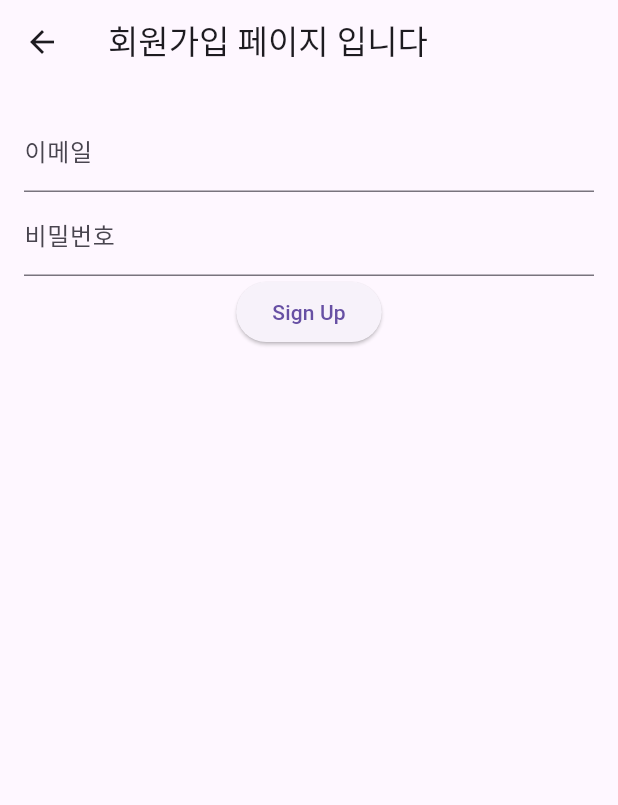
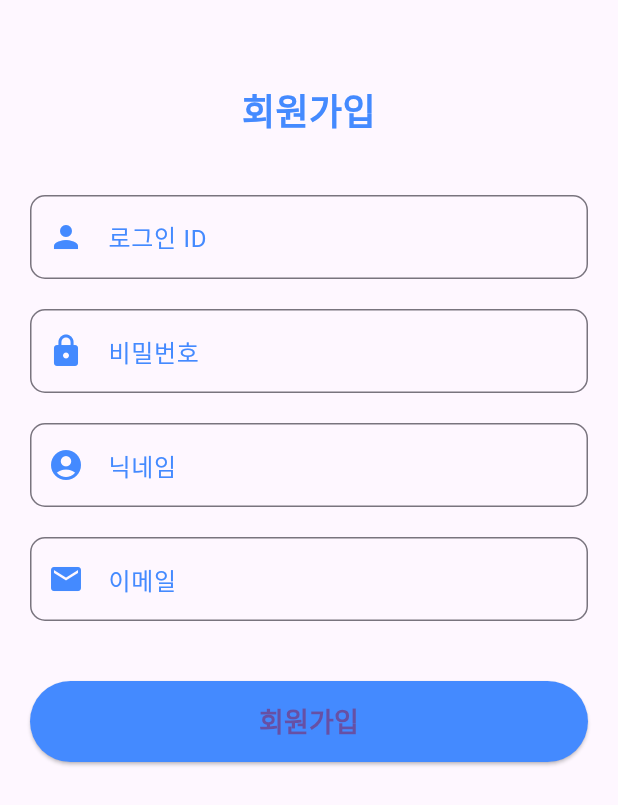
Before and after one commit to running-party/app, a Flutter app: the SignUpPage screen opened directly, on a phone screen of 412 x 824 dp. Shown: the top 805 px of the screen. Run offline on Flutter 3.47's test engine with Material 3 defaults, Android fonts, the light colour scheme and no system bars.

Commit message:
refactor: change directory

```diff
--- a/lib/domain/auth/signUp/sign_up_model.dart
+++ /dev/null
@@ -1,13 +0,0 @@
-class SignUpModel {
-  String email;
-  String password;
-
-  SignUpModel({required this.email, required this.password});
-
-  Map<String, dynamic> toJson() {
-    return {
-      'email': email,
-      'password': password,
-    };
-  }
-}
--- a/lib/domain/auth/signUp/sign_up_view.dart
+++ /dev/null
@@ -1,55 +0,0 @@
-import 'package:flutter/material.dart';
-import 'sign_up_model.dart';
-import 'sign_up_api.dart';
-
-class SignUpView extends StatefulWidget {
-  @override
-  _SignUpViewState createState() => _SignUpViewState();
-}
-
-class _SignUpViewState extends State<SignUpView> {
-  final TextEditingController _emailController = TextEditingController();
-  final TextEditingController _passwordController = TextEditingController();
-
-  void _signUp() async {
-    SignUpModel model = SignUpModel(
-      email: _emailController.text,
-      password: _passwordController.text,
-    );
-
-    bool success = await SignUpApi.signUp(model);
-    if (success) {
-      ScaffoldMessenger.of(context).showSnackBar(
-        SnackBar(content: Text('Sign up successful')),
-      );
-    } else {
-      ScaffoldMessenger.of(context).showSnackBar(
-        SnackBar(content: Text('Sign up failed')),
-      );
-    }
-  }
-
-  @override
-  Widget build(BuildContext context) {
-    return Padding(
-      padding: const EdgeInsets.all(16.0),
-      child: Column(
-        children: [
-          TextField(
-            controller: _emailController,
-            decoration: InputDecoration(labelText: '이메일'),
-          ),
-          TextField(
-            controller: _passwordController,
-            decoration: InputDecoration(labelText: '비밀번호'),
-            obscureText: true,
-          ),
-          ElevatedButton(
-            onPressed: _signUp,
-            child: Text('Sign Up'),
-          ),
-        ],
-      ),
-    );
-  }
-}
--- /dev/null
+++ b/lib/domain/user/dto/user_dto.dart
@@ -0,0 +1,54 @@
+class UserDto {
+  String? id; // 서버 응답용 (optional)
+  String loginId;
+  String password;
+  String nickname;
+  String email;
+  String? image; // 프로필 이미지 (optional)
+  String? role; // 사용자 역할 (optional)
+  String? kakaoId; // 카카오 로그인 ID (optional)
+  bool? isArchived; // 탈퇴 여부 (optional)
+
+  // 생성자
+  UserDto({
+    this.id,
+    required this.loginId,
+    required this.password,
+    required this.nickname,
+    required this.email,
+    this.image,
+    this.role,
+    this.kakaoId,
+    this.isArchived,
+  });
+
+  // JSON 데이터를 객체로 변환하는 메서드
+  factory UserDto.fromJson(Map<String, dynamic> json) {
+    return UserDto(
+      id: json['id'] as String?,
+      loginId: json['loginId'] as String,
+      password: json['password'] as String,
+      nickname: json['nickname'] as String,
+      email: json['email'] as String,
+      image: json['image'] as String?,
+      role: json['role'] as String?,
+      kakaoId: json['kakaoId'] as String?,
+      isArchived: json['isArchived'] as bool?,
+    );
+  }
+
+  // 객체를 JSON으로 변환하는 메서드
+  Map<String, dynamic> toJson() {
+    return {
+      'id': id,
+      'loginId': loginId,
+      'password': password,
+      'nickname': nickname,
+      'email': email,
+      'image': image,
+      'role': role,
+      'kakaoId': kakaoId,
+      'isArchived': isArchived,
+    };
+  }
+}
--- /dev/null
+++ b/lib/domain/user/signUp/sign_up_api.dart
@@ -0,0 +1,33 @@
+import 'package:http/http.dart' as http;
+import 'dart:convert';
+import '../dto/user_dto.dart';
+
+class SignUpApi {
+  final String _baseUrl = 'https://your-api-url.com';
+
+  Future<bool> signUpUser(UserDto userDto) async {
+    try {
+      // UserDto를 JSON으로 변환
+      final response = await http.post(
+        Uri.parse('$_baseUrl/signup'),
+        headers: <String, String>{
+          'Content-Type': 'application/json',
+        },
+        body: jsonEncode(userDto.toJson()),
+      );
+
+      // 상태 코드 확인
+      if (response.statusCode == 200) {
+        print("회원가입 성공: ${response.body}");
+        return true;
+      } else {
+        print("회원가입 실패: ${response.statusCode}, ${response.body}");
+        return false;
+      }
+    } catch (e) {
+      // 에러 처리 (네트워크 에러 등)
+      print("에러 발생: $e");
+      return false;
+    }
+  }
+}
--- /dev/null
+++ b/lib/domain/user/signUp/sign_up_model.dart
@@ -0,0 +1,49 @@
+import 'package:flutter/material.dart';
+import 'package:runningpartyapp/domain/user/signUp/sign_up_api.dart';
+import '../dto/user_dto.dart';
+
+class SignUpModel with ChangeNotifier {
+  final SignUpApi _api = SignUpApi(); // API와 통신
+
+  // 상태 관리 필드
+  bool _isLoading = false;
+  String _errorMessage = '';
+
+  bool get isLoading => _isLoading;
+  String get errorMessage => _errorMessage;
+
+  // 로딩 상태 관리
+  void _setLoading(bool value) {
+    _isLoading = value;
+    notifyListeners();
+  }
+
+  // 에러 메시지 초기화
+  void clearErrorMessage() {
+    _errorMessage = '';
+    notifyListeners();
+  }
+
+  // 회원가입 처리
+  Future<bool> signUp(String loginId, String password, String nickname, String email) async {
+    _setLoading(true);
+
+    UserDto userDto = UserDto(
+      loginId: loginId,
+      password: password,
+      nickname: nickname,
+      email: email,
+    );
+
+    bool success = await _api.signUpUser(userDto);
+
+    if (success) {
+      _setLoading(false);
+      return true;
+    } else {
+      _errorMessage = '회원가입에 실패했습니다.';
+      _setLoading(false);
+      return false;
+    }
+  }
+}
--- a/lib/domain/auth/signUp/sign_up_page.dart
+++ b/lib/domain/user/signUp/sign_up_page.dart
@@ -4,8 +4,10 @@ import 'sign_up_view.dart';
 class SignUpPage extends StatelessWidget {
   @override
   Widget build(BuildContext context) {
-    return Scaffold(
-      appBar: AppBar(title: Text('회원가입 페이지 입니다')),
+    return Scaffold(  // MaterialApp 대신 Scaffold 사용
+      appBar: AppBar(
+        //title: Text('Sign Up'),
+      ),
       body: SignUpView(),
     );
   }
--- /dev/null
+++ b/lib/domain/user/signUp/sign_up_view.dart
@@ -0,0 +1,141 @@
+import 'package:flutter/material.dart';
+import 'package:provider/provider.dart';
+import 'package:runningpartyapp/domain/user/signUp/sign_up_model.dart';
+
+class SignUpView extends StatefulWidget {
+  @override
+  _SignUpFormState createState() => _SignUpFormState();
+}
+
+class _SignUpFormState extends State<SignUpView> {
+  final _formKey = GlobalKey<FormState>();
+  final TextEditingController _loginIdController = TextEditingController();
+  final TextEditingController _passwordController = TextEditingController();
+  final TextEditingController _nicknameController = TextEditingController();
+  final TextEditingController _emailController = TextEditingController();
+
+  @override
+  Widget build(BuildContext context) {
+    final signUpModel = Provider.of<SignUpModel>(context);
+
+    return Padding(
+      padding: const EdgeInsets.symmetric(horizontal: 20.0),
+      child: Form(
+        key: _formKey,
+        child: ListView(
+          children: [
+            Text(
+              '회원가입',
+              style: TextStyle(
+                fontSize: 24,
+                fontWeight: FontWeight.bold,
+                color: Colors.blueAccent, // 스포티한 포인트 컬러
+              ),
+              textAlign: TextAlign.center,
+            ),
+            SizedBox(height: 30),
+            _buildTextField(
+              controller: _loginIdController,
+              label: '로그인 ID',
+              icon: Icons.person,
+              validator: (value) => value!.isEmpty ? '로그인 ID를 입력하세요' : null,
+            ),
+            _buildTextField(
+              controller: _passwordController,
+              label: '비밀번호',
+              icon: Icons.lock,
+              isPassword: true,
+              validator: (value) => value!.isEmpty ? '비밀번호를 입력하세요' : null,
+            ),
+            _buildTextField(
+              controller: _nicknameController,
+              label: '닉네임',
+              icon: Icons.account_circle,
+              validator: (value) => value!.isEmpty ? '닉네임을 입력하세요' : null,
+            ),
+            _buildTextField(
+              controller: _emailController,
+              label: '이메일',
+              icon: Icons.email,
+              validator: (value) => value!.isEmpty ? '이메일을 입력하세요' : null,
+            ),
+            SizedBox(height: 30),
+            if (signUpModel.isLoading)
+              Center(child: CircularProgressIndicator())
+            else
+              ElevatedButton(
+                onPressed: () {
+                  if (_formKey.currentState!.validate()) {
+                    signUpModel.signUp(
+                      _loginIdController.text,
+                      _passwordController.text,
+                      _nicknameController.text,
+                      _emailController.text,
+                    );
+                  }
+                },
+                style: ElevatedButton.styleFrom(
+                  padding: EdgeInsets.symmetric(vertical: 14),
+                  backgroundColor: Colors.blueAccent, // 스포티한 포인트 컬러
+                  shape: RoundedRectangleBorder(
+                    borderRadius: BorderRadius.circular(30),
+                  ),
+                ),
+                child: Text(
+                  '회원가입',
+                  style: TextStyle(fontSize: 18, fontWeight: FontWeight.bold),
+                ),
+              ),
+            if (signUpModel.errorMessage.isNotEmpty)
+              Padding(
+                padding: const EdgeInsets.only(top: 10),
+                child: Text(
+                  signUpModel.errorMessage,
+                  style: TextStyle(color: Colors.red),
+                ),
+              ),
+          ],
+        ),
+      ),
+    );
+  }
+
+  // 재사용 가능한 TextFormField 생성 (아이콘 추가)
+  Widget _buildTextField({
+    required TextEditingController controller,
+    required String label,
+    required IconData icon,  // 아이콘 추가
+    bool isPassword = false,
+    required String? Function(String?) validator,
+  }) {
+    return Padding(
+      padding: const EdgeInsets.symmetric(vertical: 10.0),
+      child: TextFormField(
+        controller: controller,
+        obscureText: isPassword,
+        decoration: InputDecoration(
+          labelText: label,
+          prefixIcon: Icon(icon, color: Colors.blueAccent),  // 아이콘 추가
+          labelStyle: TextStyle(color: Colors.blueAccent), // 스포티한 느낌
+          border: OutlineInputBorder(
+            borderRadius: BorderRadius.circular(10),  // 필드의 둥근 모서리
+          ),
+          focusedBorder: OutlineInputBorder(
+            borderSide: BorderSide(color: Colors.blueAccent, width: 2),
+            borderRadius: BorderRadius.circular(10),
+          ),
+        ),
+        validator: validator,
+      ),
+    );
+  }
+
+  @override
+  void dispose() {
+    _loginIdController.dispose();
+    _passwordController.dispose();
+    _nicknameController.dispose();
+    _emailController.dispose();
+    super.dispose();
+  }
+}
--- a/pubspec.yaml
+++ b/pubspec.yaml
@@ -30,12 +30,14 @@ environment:
 dependencies:
   flutter:
     sdk: flutter
+  provider: ^6.0.0
 
 
   # The following adds the Cupertino Icons font to your application.
   # Use with the CupertinoIcons class for iOS style icons.
   cupertino_icons: ^1.0.6
   http: ^1.2.2
+  kakao_flutter_sdk:
 
 dev_dependencies:
   flutter_test:
```
Also changed, not shown: lib/domain/auth/signUp/sign_up_api.dart (deleted, +0 -21 lines), lib/domain/board/board_api.dart (deleted, +0 -19 lines), lib/domain/board/board_model.dart (deleted, +0 -26 lines), lib/domain/board/board_page.dart (deleted, +0 -43 lines), lib/domain/board/board_view.dart (deleted, +0 -26 lines), lib/domain/user/sign_in_model.dart (deleted, +0 -14 lines), lib/domain/user/sign_in_page.dart (deleted, +0 -15 lines), lib/domain/user/sign_in_view.dart (deleted, +0 -95 lines), lib/main.dart (+12 -8 lines), pubspec.lock, 10 other files.
